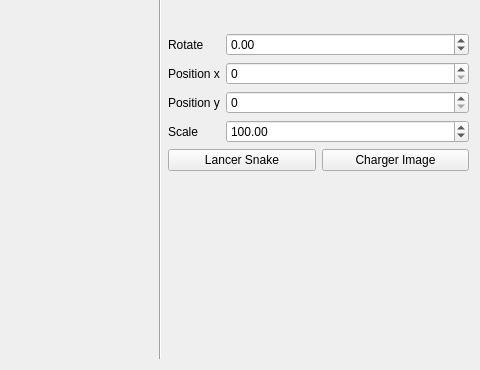
Before: the Qt Designer form trunk/Projet/trunk/EdgeDetection/graphic.ui in BackupTheBerlios/qtfin-svn, drawn with Qt 5; both pictures show x 160 to 640 and y 166 to 536 of the 640 by 536 pixel window.
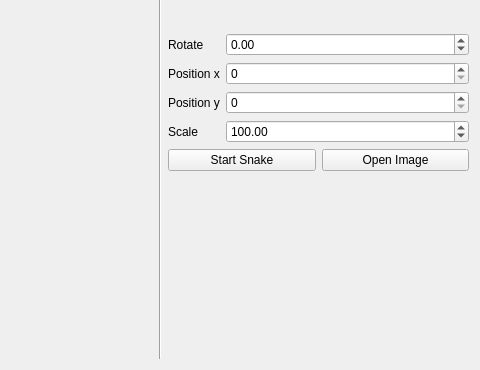
After: the same form once the commit is applied.

What changed in the file:
```diff
--- a/trunk/Projet/trunk/EdgeDetection/graphic.ui
+++ b/trunk/Projet/trunk/EdgeDetection/graphic.ui
@@ -125,14 +125,14 @@
        <item>
         <widget class="QPushButton" name="StartButton">
          <property name="text">
-          <string>Lancer Snake</string>
+          <string>Start Snake</string>
          </property>
         </widget>
        </item>
        <item>
         <widget class="QPushButton" name="OpenButton">
          <property name="text">
-          <string>Charger Image</string>
+          <string>Open Image</string>
          </property>
         </widget>
        </item>
```
